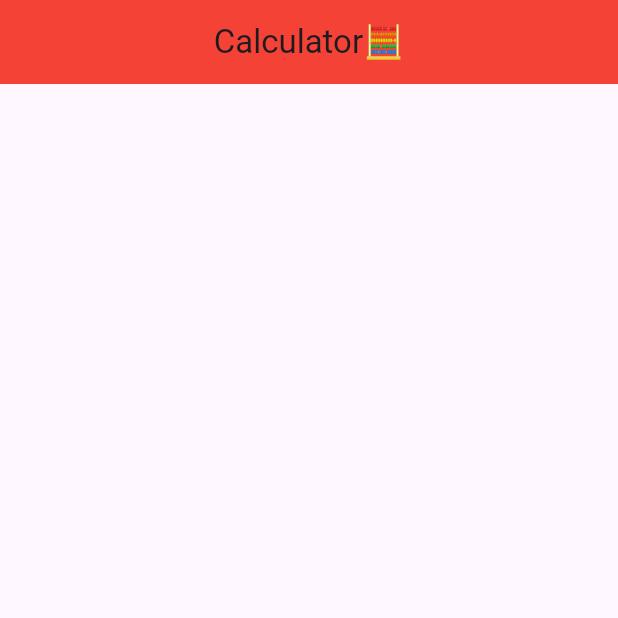
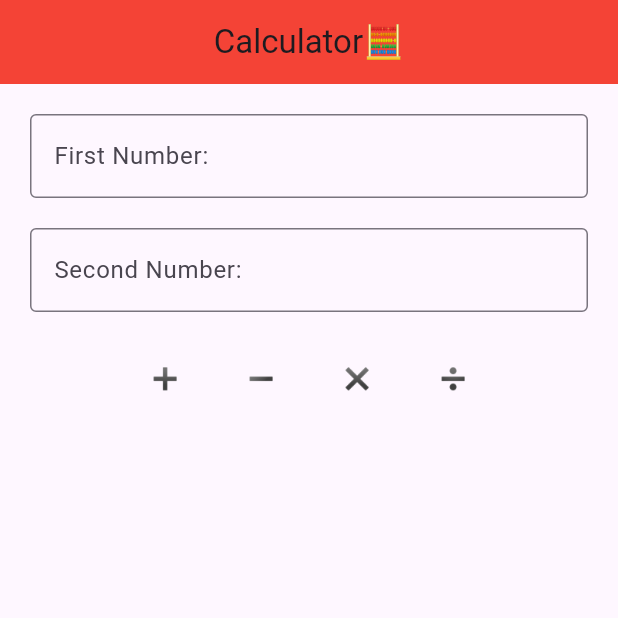
Before and after one commit to RomelJamesMacaspac/Calculator, a Flutter app: the screen it shows after launch, on a phone screen of 412 x 824 dp, the top half of it. Run offline on Flutter 3.47's test engine with Material 3 defaults, Android fonts, the phone set to English and light mode, and no system bars.

Commit message:
Newer Update

```diff
--- a/lib/main.dart
+++ b/lib/main.dart
@@ -48,9 +48,8 @@ class _HomePageState extends State<HomePage> {
           title: Text('Calculator🧮'),
           centerTitle: true,
           backgroundColor: Colors.red,
-    ));
-    body:
-    Padding(
+        ),
+        body: Padding(
           padding: const EdgeInsets.all(20),
           child: Column(
             children: [
@@ -101,6 +100,6 @@ class _HomePageState extends State<HomePage> {
               )
             ],
           ),
-    );
+        ));
   }
 }
```
Lines whose indentation alone changed are shown as unchanged.
